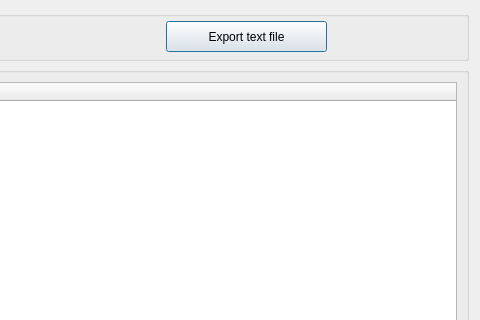
Old version of the form GUI_UIs/ui_dialog_report_code_frequencies.ui in the repository ccbogel/QualCoder; both pictures show x 505 to 985 and y 0 to 320 of the 985 by 715 pixel window.
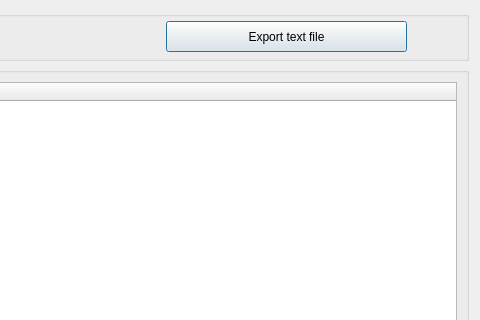
New version of the form.

Diff of the .ui file:
```diff
--- a/GUI_UIs/ui_dialog_report_code_frequencies.ui
+++ b/GUI_UIs/ui_dialog_report_code_frequencies.ui
@@ -39,7 +39,7 @@
        <rect>
         <x>660</x>
         <y>10</y>
-        <width>161</width>
+        <width>241</width>
         <height>31</height>
        </rect>
       </property>
```
Left out of the diff: 2 changed lines with no effect on the pictures.
